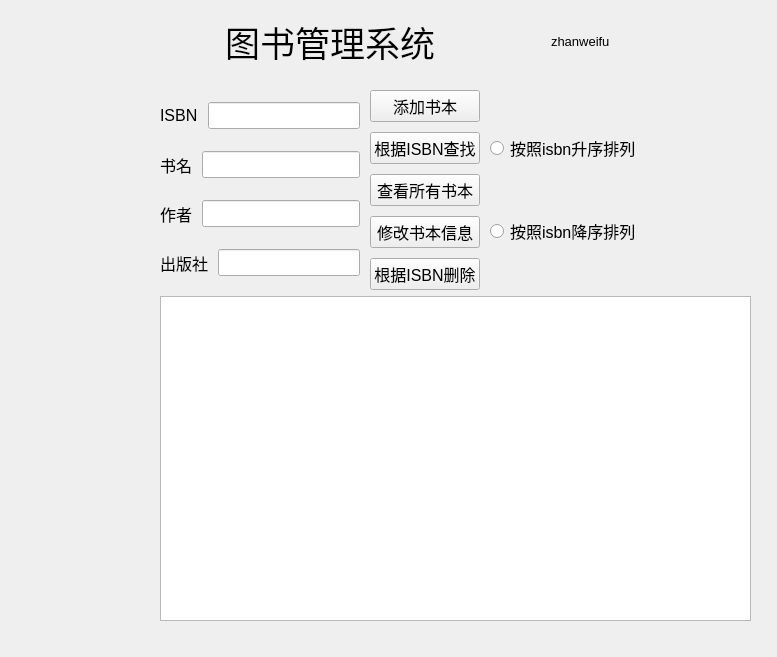
Above: administrator.ui from summerwunder/LibraryManagement before the change. Below: the same form after it.
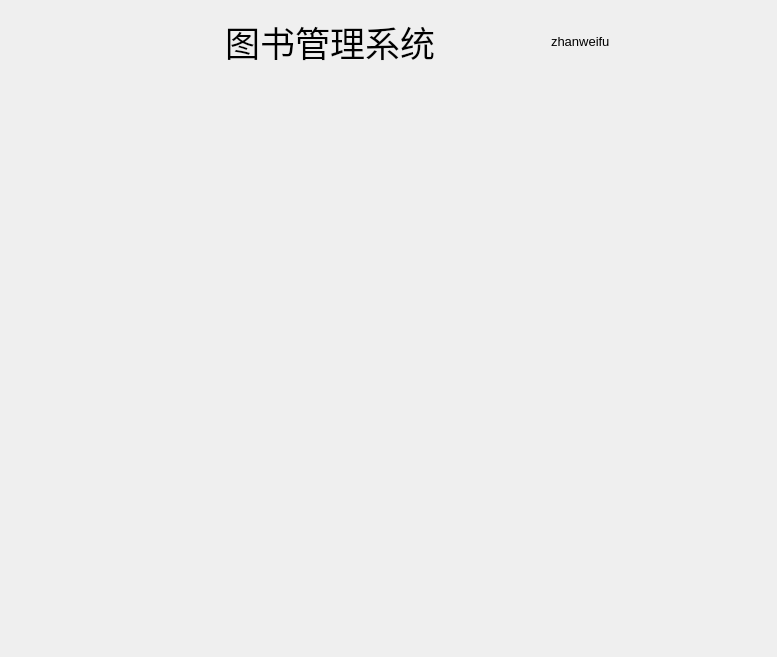
That is the form after the change. The open tabs and pages were chosen to show the change. Custom widgets are drawn as their Qt base class.

The edit to the form file:
```diff
--- a/administrator.ui
+++ b/administrator.ui
@@ -254,6 +254,7 @@
      </layout>
     </widget>
    </widget>
+   <widget class="QWidget" name="page_3"/>
    <widget class="QWidget" name="page_2">
     <widget class="QTableView" name="tableViewLog">
      <property name="geometry">
```
